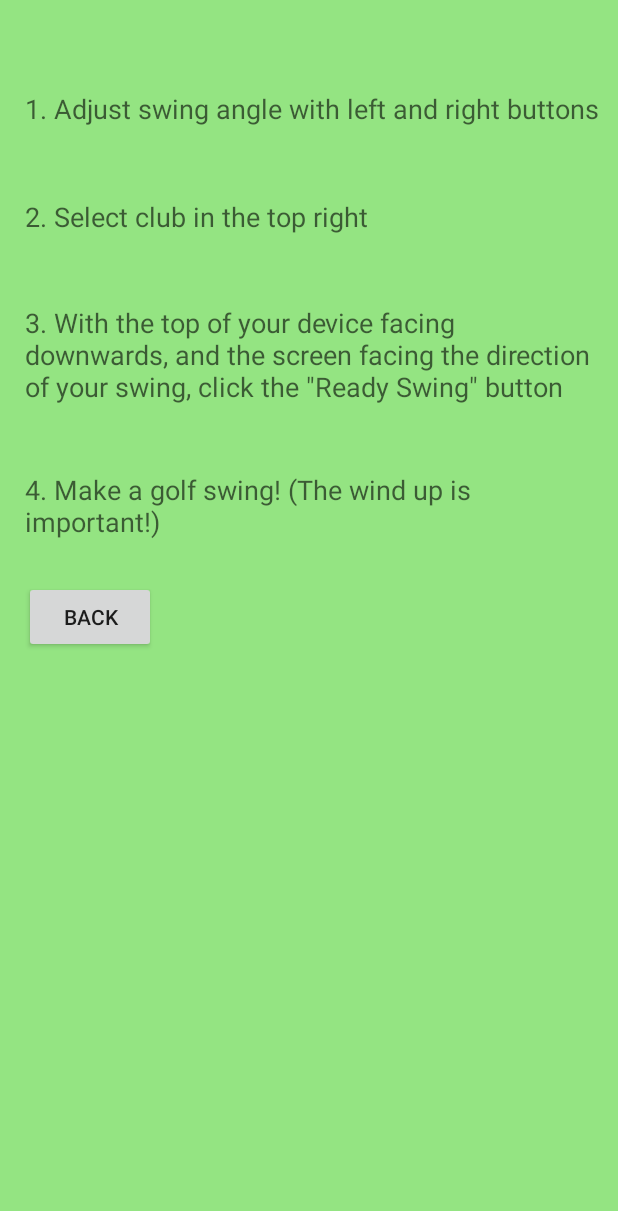
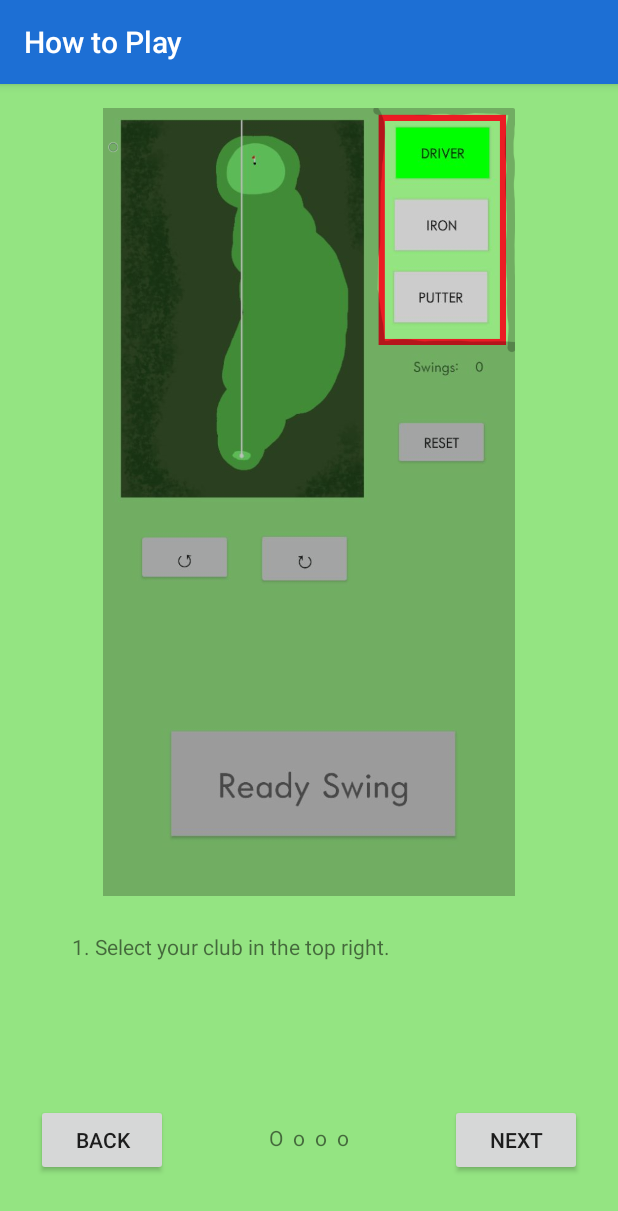
Before and after one commit to townsenb/LiveGolf, an Android app: the HelpActivity screen opened directly, with no data from a screen before it, on a phone screen of 412 x 824 dp. Shown: the top 1211 px of the screen. Run offline under Robolectric (Android 15) with nearby library versions, the phone set to English and light mode, and no system bars; Roboto replaces fonts that are not available here.

Commit message:
Added better How To Play section with pictures

```diff
--- a/app/src/main/AndroidManifest.xml
+++ b/app/src/main/AndroidManifest.xml
@@ -27,7 +27,8 @@
         <activity android:name=".HelpActivity"
             android:screenOrientation="portrait"
             tools:ignore="LockedOrientationActivity"
-            android:theme="@style/AppTheme.NoActionBar"/>
+            android:label="How to Play"
+            android:theme="@style/AppTheme"/>
 
         <activity
             android:name=".MainActivity"
--- a/app/src/main/java/com/example/livegolf/HelpActivity.java
+++ b/app/src/main/java/com/example/livegolf/HelpActivity.java
@@ -1,27 +1,99 @@
 package com.example.livegolf;
 
 import android.os.Bundle;
+import android.view.LayoutInflater;
 import android.view.View;
 import android.widget.Button;
+import android.widget.ImageView;
+import android.widget.TextView;
 
 import androidx.appcompat.app.AppCompatActivity;
 
 public class HelpActivity extends AppCompatActivity {
 
     private Button backButton;
+    private Button nextButton;
+    private TextView progressText;
+    private int progress;
+
+    private TextView helpText;
+
+    private ImageView image;
 
     @Override
     protected void onCreate(Bundle savedInstanceState) {
         super.onCreate(savedInstanceState);
         setContentView(R.layout.activity_help);
 
+        progress = 0;
+
         backButton = findViewById(R.id.back_btn);
+        nextButton = findViewById(R.id.next_btn);
+        progressText = findViewById(R.id.progressText);
+
+        helpText = findViewById(R.id.helpText);
+
+        image = findViewById(R.id.imageView);
+
+        switchProgress();
+
         backButton.setOnClickListener(new View.OnClickListener(){
             @Override
             public void onClick(View v) {
-                finish();
+                progress--;
+                if(progress < 0){
+                    finish();
+                }else{
+                    switchProgress();
+                }
             }
         });
 
+        nextButton.setOnClickListener(new View.OnClickListener() {
+            @Override
+            public void onClick(View v) {
+                progress++;
+                if(progress > 3){
+                    finish();
+                }else{
+                    switchProgress();
+                }
+
+            }
+        });
     }
+
+
+
+    private void switchProgress(){
+        switch (progress){
+            case 0:
+                image.setImageResource(R.drawable.clubselect);
+                helpText.setText(R.string.helpClub);
+                nextButton.setText("NEXT");
+                progressText.setText("O  o  o  o");
+                break;
+            case 1:
+                image.setImageResource(R.drawable.turn);
+                helpText.setText(R.string.helpTurn);
+                nextButton.setText("NEXT");
+                progressText.setText("o  O  o  o");
+                break;
+            case 2:
+                image.setImageResource(R.drawable.position);
+                helpText.setText(R.string.helpPosition);
+                nextButton.setText("NEXT");
+                progressText.setText("o  o  O  o");
+                break;
+            case 3:
+                image.setImageResource(R.drawable.readyswing);
+                helpText.setText(R.string.helpReady);
+                nextButton.setText("RETURN");
+                progressText.setText("o  o  o  O");
+                break;
+        }
+    }
+
+
+
 }
--- a/app/src/main/res/layout/activity_game.xml
+++ b/app/src/main/res/layout/activity_game.xml
@@ -4,7 +4,7 @@
     xmlns:tools="http://schemas.android.com/tools"
     android:layout_width="match_parent"
     android:layout_height="match_parent"
-    android:background="#94E482"
+    android:background="@color/globalBackground"
     tools:context=".GameActivity">
 
     <Button
--- a/app/src/main/res/layout/activity_help.xml
+++ b/app/src/main/res/layout/activity_help.xml
@@ -7,66 +7,60 @@
     android:layout_height="match_parent"
     android:background="#94E482">
 
-    <TextView
-        android:id="@+id/textView4"
-        android:layout_width="387dp"
-        android:layout_height="52dp"
-        android:layout_marginStart="16dp"
-        android:layout_marginTop="60dp"
-        android:layout_marginEnd="8dp"
-        android:text="1. Adjust swing angle with left and right buttons"
-        android:textAppearance="@style/TextAppearance.AppCompat.Medium"
-        app:layout_constraintEnd_toEndOf="parent"
-        app:layout_constraintStart_toStartOf="parent"
-        app:layout_constraintTop_toTopOf="parent" />
-
-    <TextView
-        android:id="@+id/textView6"
-        android:layout_width="379dp"
-        android:layout_height="55dp"
-        android:layout_marginStart="16dp"
-        android:layout_marginTop="20dp"
-        android:layout_marginEnd="16dp"
-        android:text="2. Select club in the top right"
-        android:textAppearance="@style/TextAppearance.AppCompat.Medium"
-        app:layout_constraintEnd_toEndOf="parent"
-        app:layout_constraintStart_toStartOf="parent"
-        app:layout_constraintTop_toBottomOf="@+id/textView4" />
-
-    <TextView
-        android:id="@+id/textView7"
-        android:layout_width="384dp"
-        android:layout_height="71dp"
-        android:layout_marginStart="16dp"
-        android:layout_marginTop="15dp"
-        android:layout_marginEnd="11dp"
-        android:text='3. With the top of your device facing downwards, and the screen facing the direction of your swing, click the "Ready Swing" button'
-        android:textAppearance="@style/TextAppearance.AppCompat.Medium"
-        app:layout_constraintEnd_toEndOf="parent"
-        app:layout_constraintStart_toStartOf="parent"
-        app:layout_constraintTop_toBottomOf="@+id/textView6" />
-
-    <TextView
-        android:id="@+id/textView8"
-        android:layout_width="386dp"
-        android:layout_height="48dp"
-        android:layout_marginStart="16dp"
-        android:layout_marginTop="40dp"
-        android:layout_marginEnd="9dp"
-        android:text="4. Make a golf swing! (The wind up is important!)"
-        android:textAppearance="@style/TextAppearance.AppCompat.Medium"
-        app:layout_constraintEnd_toEndOf="parent"
-        app:layout_constraintStart_toStartOf="parent"
-        app:layout_constraintTop_toBottomOf="@+id/textView7" />
+    <Button
+        android:id="@+id/next_btn"
+        android:layout_width="wrap_content"
+        android:layout_height="wrap_content"
+        android:layout_marginEnd="24dp"
+        android:layout_marginBottom="40dp"
+        android:text="next"
+        app:layout_constraintBottom_toBottomOf="parent"
+        app:layout_constraintEnd_toEndOf="parent" />
 
     <Button
         android:id="@+id/back_btn"
         android:layout_width="wrap_content"
         android:layout_height="wrap_content"
-        android:layout_marginStart="16dp"
-        android:layout_marginTop="25dp"
+        android:layout_marginStart="24dp"
+        android:layout_marginBottom="40dp"
         android:text="Back"
+        app:layout_constraintBottom_toBottomOf="parent"
+        app:layout_constraintStart_toStartOf="parent" />
+
+    <TextView
+        android:id="@+id/progressText"
+        android:layout_width="wrap_content"
+        android:layout_height="wrap_content"
+        android:layout_marginStart="60dp"
+        android:layout_marginEnd="60dp"
+        android:layout_marginBottom="56dp"
+        android:text="O  o  o  o"
+        app:layout_constraintBottom_toBottomOf="parent"
+        app:layout_constraintEnd_toStartOf="@+id/next_btn"
+        app:layout_constraintStart_toEndOf="@+id/back_btn" />
+
+    <ImageView
+        android:id="@+id/imageView"
+        android:layout_width="wrap_content"
+        android:layout_height="525dp"
+        android:layout_marginStart="43dp"
+        android:layout_marginTop="16dp"
+        android:layout_marginEnd="43dp"
+        app:layout_constraintEnd_toEndOf="parent"
         app:layout_constraintStart_toStartOf="parent"
-        app:layout_constraintTop_toBottomOf="@+id/textView8" />
+        app:layout_constraintTop_toTopOf="parent"
+        app:srcCompat="@drawable/clubselect" />
+
+    <TextView
+        android:id="@+id/helpText"
+        android:layout_width="325dp"
+        android:layout_height="65dp"
+        android:layout_marginStart="46dp"
+        android:layout_marginTop="24dp"
+        android:layout_marginEnd="37dp"
+        android:text="TextView"
+        app:layout_constraintEnd_toEndOf="parent"
+        app:layout_constraintStart_toStartOf="parent"
+        app:layout_constraintTop_toBottomOf="@+id/imageView" />
 
 </androidx.constraintlayout.widget.ConstraintLayout>
--- a/app/src/main/res/layout/activity_main.xml
+++ b/app/src/main/res/layout/activity_main.xml
@@ -4,7 +4,7 @@
     xmlns:tools="http://schemas.android.com/tools"
     android:layout_width="match_parent"
     android:layout_height="match_parent"
-    android:background="#94E482"
+    android:background="@color/globalBackground"
     tools:context=".MainActivity">
 
     <ImageButton
@@ -30,7 +30,7 @@
         android:layout_marginEnd="142dp"
         android:fontFamily="@font/aldrich"
         android:gravity="center_horizontal"
-        android:text="Live Golf"
+        android:text="LiveGolf"
         android:textAppearance="@style/TextAppearance.AppCompat.Display3"
         android:textColor="#2251A4"
         app:layout_constraintEnd_toEndOf="parent"
--- a/app/src/main/res/layout/activity_win.xml
+++ b/app/src/main/res/layout/activity_win.xml
@@ -5,7 +5,7 @@
     xmlns:tools="http://schemas.android.com/tools"
     android:layout_width="match_parent"
     android:layout_height="match_parent"
-    android:background="#94E482">
+    android:background="@color/globalBackground">
 
     <TextView
         android:id="@+id/textView"
--- a/app/src/main/res/values/colors.xml
+++ b/app/src/main/res/values/colors.xml
@@ -1,6 +1,7 @@
 <?xml version="1.0" encoding="utf-8"?>
 <resources>
-    <color name="colorPrimary">#6200EE</color>
+    <color name="colorPrimary">#1D6FD4</color>
     <color name="colorPrimaryDark">#3700B3</color>
     <color name="colorAccent">#03DAC5</color>
+    <color name="globalBackground">#94E482</color>
 </resources>
--- a/app/src/main/res/values/strings.xml
+++ b/app/src/main/res/values/strings.xml
@@ -1,3 +1,7 @@
 <resources>
     <string name="app_name">LiveGolf</string>
+    <string name="helpClub">1. Select your club in the top right.</string>
+    <string name="helpTurn">2. Tap the left and right arrow buttons to adjust your swing angle.</string>
+    <string name="helpPosition">3. Hold your device with the screen facing the direction of swing, and the top of the phone pointed straight down.</string>
+    <string name="helpReady">4. When in position, hit "Ready Swing" and make your swing! (Hint: windup is important!)</string>
 </resources>
--- a/app/src/main/res/values/styles.xml
+++ b/app/src/main/res/values/styles.xml
@@ -6,6 +6,8 @@
         <item name="colorPrimary">@color/colorPrimary</item>
         <item name="colorPrimaryDark">@color/colorPrimaryDark</item>
         <item name="colorAccent">@color/colorAccent</item>
+        <item name="android:windowFullscreen">true</item>
+        <item name="android:windowContentOverlay">@null</item>
     </style>
     <style name="AppTheme.NoActionBar">
         <item name="windowNoTitle">true</item>
```
Also changed, not shown: app/src/main/res/layout/activity_help_club.xml (added, +32 -0 lines), app/src/main/res/layout/activity_help_position.xml (added, +32 -0 lines), app/src/main/res/layout/activity_help_ready.xml (added, +32 -0 lines), app/src/main/res/layout/activity_help_turn.xml (added, +33 -0 lines), app/src/main/res/drawable/clubselect.png (added), app/src/main/res/drawable/position.png (added), app/src/main/res/drawable/readyswing.png (added), app/src/main/res/drawable/turn.png (added).
